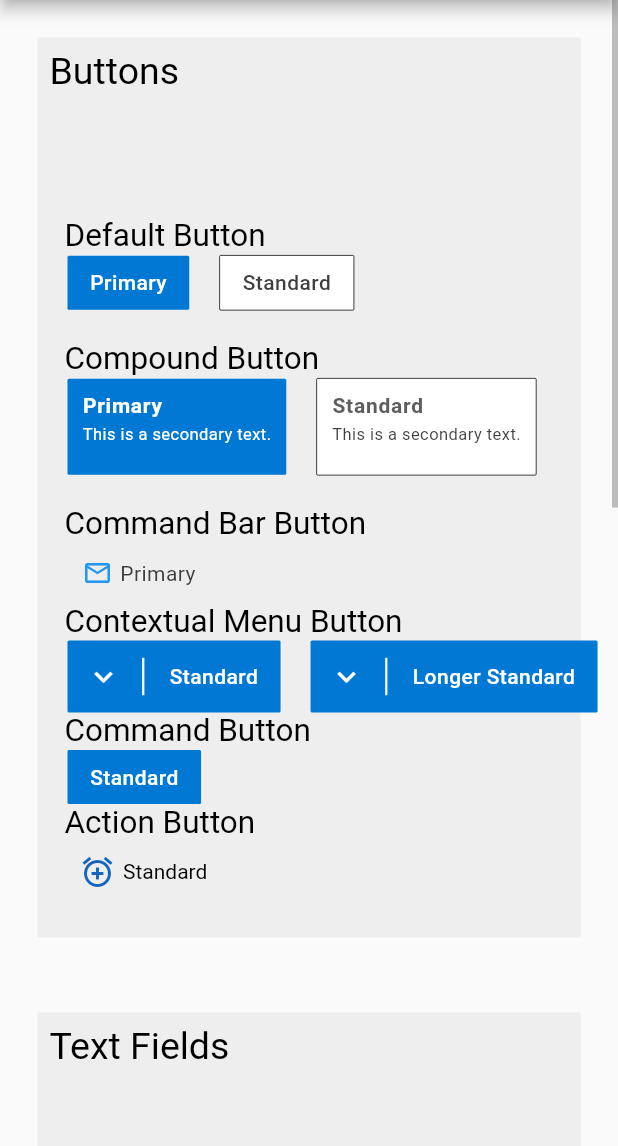
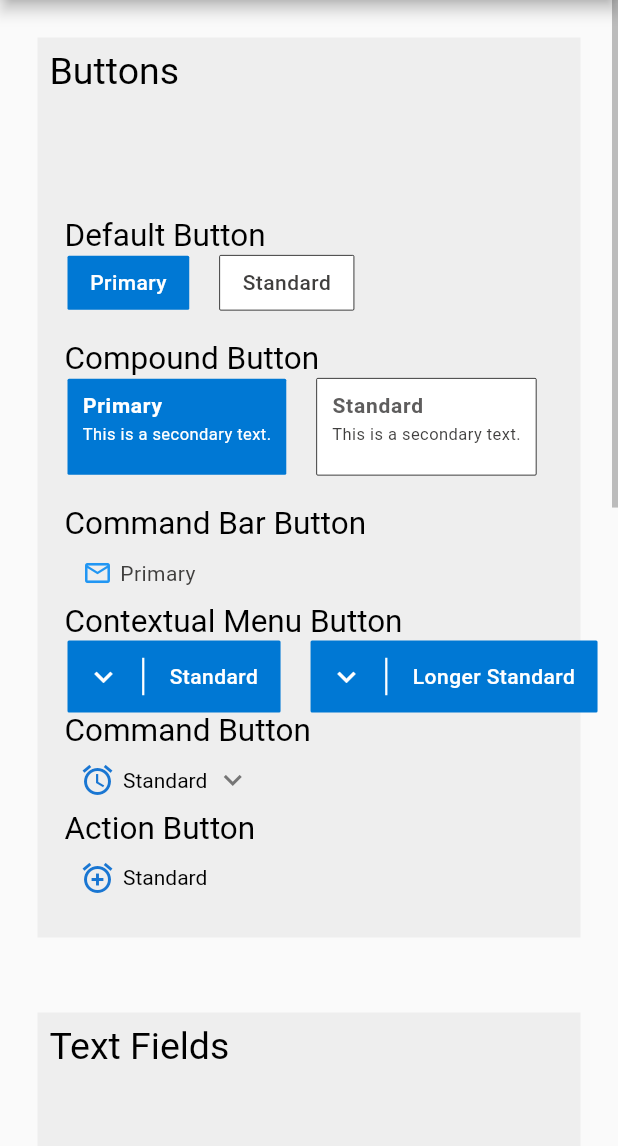
Before and after one commit to Zamaruu/flutter-fluent-ui-library, a Flutter app: the screen it shows after launch, on a phone screen of 412 x 824 dp, the part 90-1236 px from its top. Run offline on Flutter 3.47's test engine with Material 2 defaults, Android fonts, the phone set to English and light mode, and no system bars.

Commit message:
Command Button added

```diff
--- a/lib/main.dart
+++ b/lib/main.dart
@@ -15,11 +15,7 @@ class FluentUIDesign extends StatelessWidget {
       debugShowCheckedModeBanner: false,
       theme: ThemeData(
         appBarTheme: AppBarTheme(
-          color: Colors.white,
-          iconTheme: IconThemeData(
-            color: Colors.black
-          )
-        ),
+            color: Colors.white, iconTheme: IconThemeData(color: Colors.black)),
         primarySwatch: Colors.blue,
       ),
       home: MainPage(),
--- a/lib/ui/fluentui/fluentbutton.dart
+++ b/lib/ui/fluentui/fluentbutton.dart
@@ -299,6 +299,7 @@ class CommandButton extends StatelessWidget {
   final Color textColor;
   final Color backgroundColor;
   final GlobalKey _menuKey = new GlobalKey();
+  final IconData trailingIcon = Icons.keyboard_arrow_down;
 
   CommandButton(this.title,
       {Key key,
@@ -310,23 +311,26 @@ class CommandButton extends StatelessWidget {
   Widget build(BuildContext context) {
     return PopupMenuButton(
       key: _menuKey,
-      //icon: Icon(Icons.keyboard_arrow_down, color: textColor),
-      child: DefaultButton(
+      child: ActionButton(
         title,
+        Icons.access_alarm,
+        traillingIcon: trailingIcon,
         onPressed: () {
           dynamic state = _menuKey.currentState;
           state.showButtonMenu();
         },
       ),
       offset: Offset(0, 40),
+      elevation: 0,
       itemBuilder: (context) => [
         PopupMenuItem(
           value: 1,
-          child: Text("First"),
+          child: CommandBarButton("Option 1", Icons.online_prediction),
         ),
         PopupMenuItem(
           value: 2,
-          child: Text("Second"),
+          child: CommandBarButton(
+              "Option 2", Icons.airline_seat_recline_extra_rounded),
         ),
       ],
     );
@@ -349,7 +353,7 @@ class ActionButton extends StatefulWidget {
 
 class _ActionButtonState extends State<ActionButton> {
   Color _textColor = Colors.black;
-  Color _iconColor = Colors.blue[800];
+  Color _iconColor = Colors.blue[700];
 
   onHover(PointerHoverEvent onHover) {
     setState(() {
@@ -361,7 +365,7 @@ class _ActionButtonState extends State<ActionButton> {
   onExit(PointerExitEvent onExit) {
     setState(() {
       _textColor = Colors.black;
-      _iconColor = Colors.blue[800];
+      _iconColor = Colors.blue[700];
     });
   }
 
@@ -391,8 +395,8 @@ class _ActionButtonState extends State<ActionButton> {
                     ? Container(
                         margin: const EdgeInsets.only(left: 5),
                         child: Icon(
-                          widget.leadingIcon,
-                          color: Colors.grey,
+                          widget.traillingIcon,
+                          color: Colors.grey[600],
                         ))
                     : Container()
               ],
```
